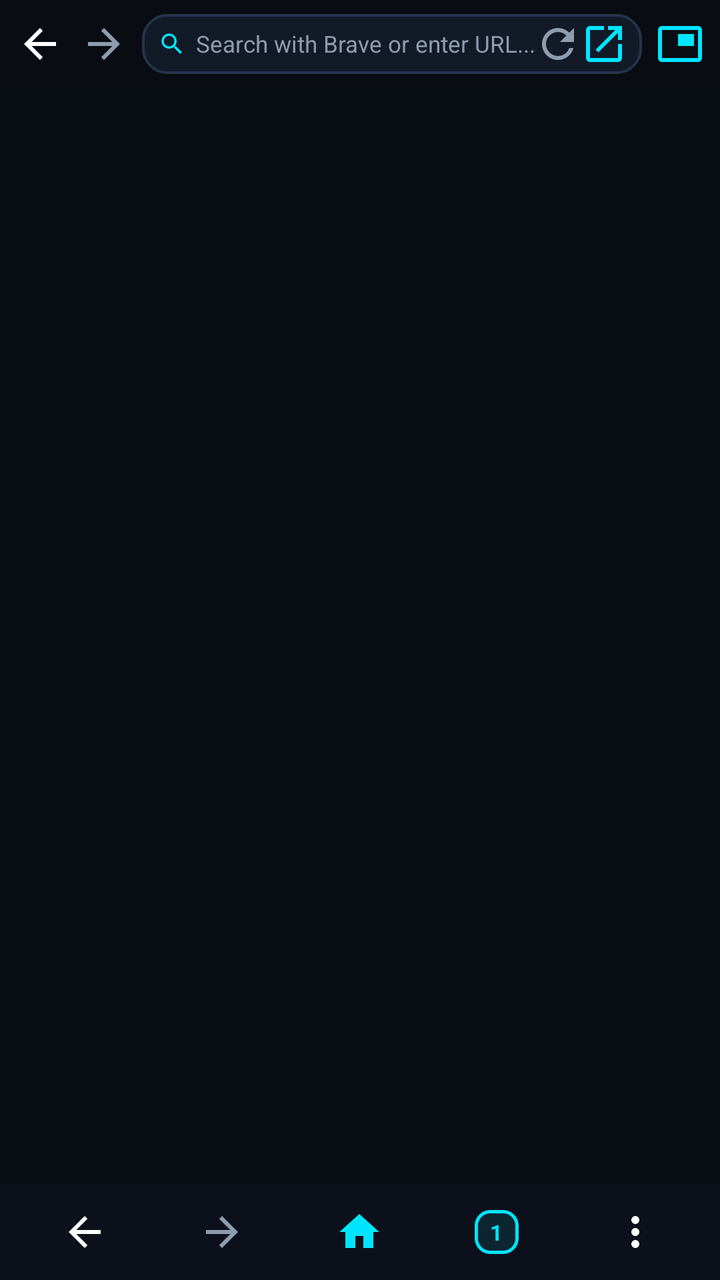
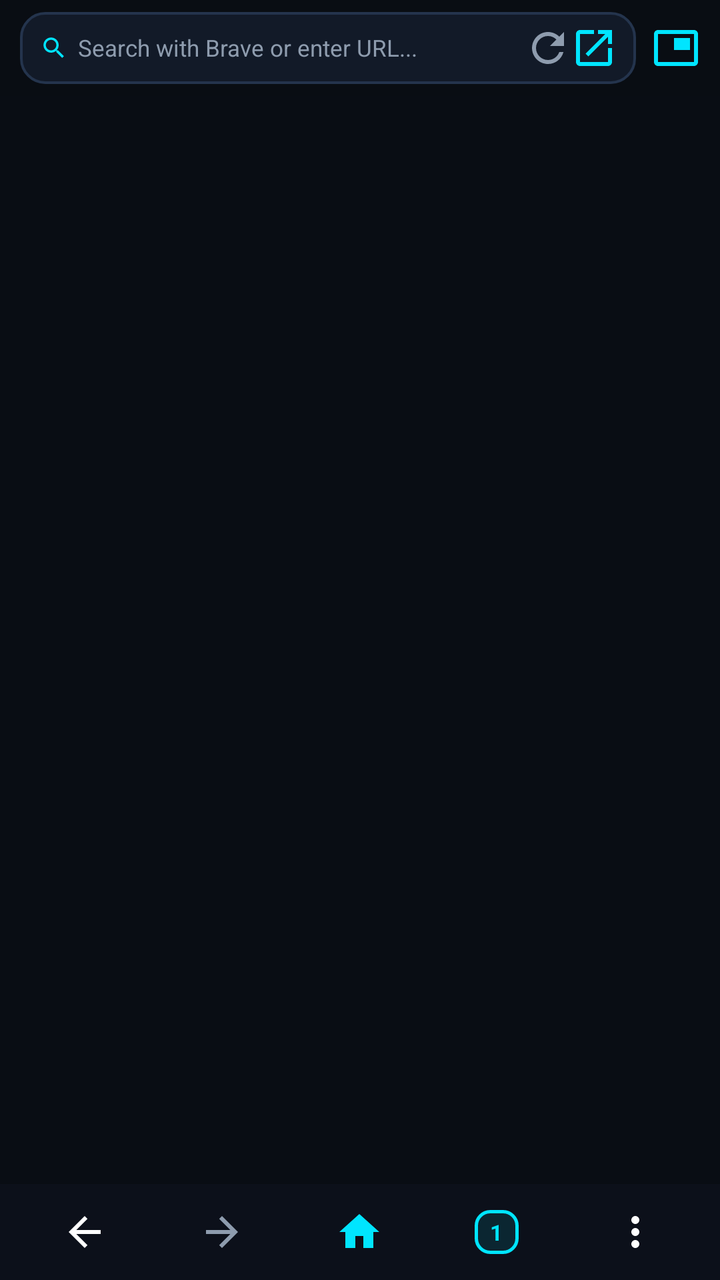

Two renders of the same Android screen: before a commit and after it. Below are the layout's source before the change and the commit's diff.
<!-- AndroidManifest.xml: application theme Theme.AdShield -->
<!-- res/layout/activity_media_hub.xml -->
<?xml version="1.0" encoding="utf-8"?>
<RelativeLayout xmlns:android="http://schemas.android.com/apk/res/android"
    xmlns:app="http://schemas.android.com/apk/res-auto"
    android:layout_width="match_parent"
    android:layout_height="match_parent"
    android:background="@color/background_dark">

    <LinearLayout
        android:id="@+id/mainContentLayout"
        android:layout_width="match_parent"
        android:layout_height="match_parent"
        android:orientation="vertical">

        
        <LinearLayout
            android:id="@+id/topBar"
            android:layout_width="match_parent"
            android:layout_height="44dp"
            android:background="#F0090D14"
            android:gravity="center_vertical"
            android:orientation="horizontal"
            android:paddingHorizontal="4dp">

            <ImageButton
                android:id="@+id/btnBack"
                android:layout_width="32dp"
                android:layout_height="32dp"
                android:background="?attr/selectableItemBackgroundBorderless"
                android:src="@drawable/ic_arrow_back"
                app:tint="@color/text_primary"
                android:contentDescription="Back" />

            <ImageButton
                android:id="@+id/btnForward"
                android:layout_width="32dp"
                android:layout_height="32dp"
                android:background="?attr/selectableItemBackgroundBorderless"
                android:src="@drawable/ic_arrow_forward"
                app:tint="@color/text_secondary"
                android:contentDescription="Forward" />

            
            <LinearLayout
                android:layout_width="0dp"
                android:layout_height="30dp"
                android:layout_weight="1"
                android:layout_marginHorizontal="3dp"
                android:background="@drawable/bg_search_chip"
                android:gravity="center_vertical"
                android:orientation="horizontal"
                android:paddingHorizontal="8dp">

                
                <ImageView
                    android:id="@+id/imgEngineIcon"
                    android:layout_width="14dp"
                    android:layout_height="14dp"
                    android:src="@drawable/ic_search"
                    app:tint="@color/fokk_cyan"
                    android:contentDescription="Search Engine" />

                <EditText
                    android:id="@+id/urlInput"
                    android:layout_width="0dp"
                    android:layout_height="match_parent"
                    android:layout_weight="1"
                    android:layout_marginStart="5dp"
                    android:background="@null"
                    android:hint="Search with Brave or enter URL..."
                    android:imeOptions="actionGo"
                    android:inputType="textUri"
                    android:maxLines="1"
                    android:textColor="@color/text_primary"
                    android:textColorHint="@color/text_secondary"
                    android:textSize="11.5sp" />

                
                <ImageButton
                    android:id="@+id/btnClearUrl"
                    android:layout_width="18dp"
                    android:layout_height="18dp"
                    android:layout_marginEnd="2dp"
                    android:background="?attr/selectableItemBackgroundBorderless"
                    android:src="@drawable/ic_close"
                    app:tint="@color/text_secondary"
                    android:visibility="gone"
                    android:contentDescription="Clear" />

                
                <LinearLayout
                    android:id="@+id/badgeBlocked"
                    android:layout_width="wrap_content"
                    android:layout_height="18dp"
                    android:layout_marginEnd="4dp"
                    android:background="@drawable/bg_stat_chip"
                    android:gravity="center"
                    android:paddingHorizontal="5dp"
                    android:visibility="gone">

                    <ImageView
                        android:layout_width="9dp"
                        android:layout_height="9dp"
                        android:src="@drawable/ic_shield_check"
                        app:tint="@color/fokk_cyan" />

                    <TextView
                        android:id="@+id/textPageBlockedCount"
                        android:layout_width="wrap_content"
                        android:layout_height="wrap_content"
                        android:layout_marginStart="3dp"
                        android:text="0"
                        android:textColor="@color/fokk_cyan"
                        android:textSize="9.5sp"
                        android:textStyle="bold" />
                </LinearLayout>

                <ImageButton
                    android:id="@+id/btnRefresh"
                    android:layout_width="20dp"
                    android:layout_height="20dp"
                    android:layout_marginEnd="2dp"
                    android:background="?attr/selectableItemBackgroundBorderless"
                    android:src="@drawable/ic_refresh"
                    app:tint="@color/text_secondary"
                    android:contentDescription="Refresh" />

                <ImageButton
                    android:id="@+id/btnGo"
                    android:layout_width="22dp"
                    android:layout_height="22dp"
                    android:background="?attr/selectableItemBackgroundBorderless"
                    android:src="@drawable/ic_launch"
                    app:tint="@color/fokk_cyan"
                    android:contentDescription="Navigate" />
            </LinearLayout>

            <ImageButton
                android:id="@+id/btnPip"
                android:layout_width="32dp"
                android:layout_height="32dp"
                android:background="?attr/selectableItemBackgroundBorderless"
                android:src="@drawable/ic_pip"
                app:tint="@color/fokk_cyan"
                android:contentDescription="Picture-in-Picture" />
        </LinearLayout>

        <ProgressBar
            android:id="@+id/progressBar"
            style="?android:attr/progressBarStyleHorizontal"
            android:layout_width="match_parent"
            android:layout_height="2dp"
            android:max="100"
            android:progressTint="@color/fokk_cyan"
            android:visibility="gone" />

        
        <FrameLayout
            android:id="@+id/tabContainer"
            android:layout_width="match_parent"
            android:layout_height="0dp"
            android:layout_weight="1" />

        
        <LinearLayout
            android:id="@+id/bottomNav"
            android:layout_width="match_parent"
            android:layout_height="48dp"
            android:background="#0C101A"
            android:elevation="6dp"
            android:gravity="center_vertical"
            android:orientation="horizontal"
            android:paddingHorizontal="8dp">

            <ImageButton
                android:id="@+id/btnNavBack"
                android:layout_width="0dp"
                android:layout_height="match_parent"
                android:layout_weight="1"
                android:background="?attr/selectableItemBackgroundBorderless"
                android:src="@drawable/ic_arrow_back"
                app:tint="@color/text_primary"
                android:contentDescription="Back" />

            <ImageButton
                android:id="@+id/btnNavForward"
                android:layout_width="0dp"
                android:layout_height="match_parent"
                android:layout_weight="1"
                android:background="?attr/selectableItemBackgroundBorderless"
                android:src="@drawable/ic_arrow_forward"
                app:tint="@color/text_secondary"
                android:contentDescription="Forward" />

            <ImageButton
                android:id="@+id/btnNavHome"
                android:layout_width="0dp"
                android:layout_height="match_parent"
                android:layout_weight="1"
                android:background="?attr/selectableItemBackgroundBorderless"
                android:src="@drawable/ic_home"
                app:tint="@color/fokk_cyan"
                android:contentDescription="Home" />

            
            <FrameLayout
                android:id="@+id/btnNavTabs"
                android:layout_width="0dp"
                android:layout_height="match_parent"
                android:layout_weight="1"
                android:background="?attr/selectableItemBackgroundBorderless"
                android:clickable="true"
                android:focusable="true">

                <FrameLayout
                    android:layout_width="22dp"
                    android:layout_height="22dp"
                    android:layout_gravity="center"
                    android:background="@drawable/bg_tab_counter">

                    <TextView
                        android:id="@+id/textTabCount"
                        android:layout_width="wrap_content"
                        android:layout_height="wrap_content"
                        android:layout_gravity="center"
                        android:text="1"
                        android:textColor="@color/fokk_cyan"
                        android:textSize="11sp"
                        android:textStyle="bold" />
                </FrameLayout>
            </FrameLayout>

            
            <ImageButton
                android:id="@+id/btnNavMenu"
                android:layout_width="0dp"
                android:layout_height="match_parent"
                android:layout_weight="1"
                android:background="?attr/selectableItemBackgroundBorderless"
                android:src="@drawable/ic_more_vert"
                app:tint="@color/text_primary"
                android:contentDescription="Browser Menu" />
        </LinearLayout>
    </LinearLayout>

    
    <com.google.android.material.card.MaterialCardView
        android:id="@+id/cardSuggestions"
        android:layout_width="match_parent"
        android:layout_height="wrap_content"
        android:layout_marginHorizontal="10dp"
        android:layout_marginTop="46dp"
        android:visibility="gone"
        app:cardBackgroundColor="#131B2B"
        app:cardCornerRadius="14dp"
        app:cardElevation="12dp"
        app:strokeColor="#24344D"
        app:strokeWidth="1dp">

        <LinearLayout
            android:id="@+id/layoutSuggestionsList"
            android:layout_width="match_parent"
            android:layout_height="wrap_content"
            android:orientation="vertical"
            android:padding="6dp" />
    </com.google.android.material.card.MaterialCardView>

    
    <FrameLayout
        android:id="@+id/fullscreenContainer"
        android:layout_width="match_parent"
        android:layout_height="match_parent"
        android:background="#000000"
        android:visibility="gone" />

</RelativeLayout>
<!-- resources referenced by this layout -->
<resources>
  <color name="background_dark">#090D14</color>
  <color name="fokk_cyan">#00E5FF</color>
  <color name="text_primary">#FFFFFF</color>
  <color name="text_secondary">#8E9CAE</color>
  <!-- drawable bg_search_chip (drawable) -->
  <?xml version="1.0" encoding="utf-8"?>
  <shape xmlns:android="http://schemas.android.com/apk/res/android"
      android:shape="rectangle">
      <corners android:radius="12dp" />
      <solid android:color="#121A28" />
      <stroke
          android:width="1.2dp"
          android:color="#24344D" />
  </shape>
  <!-- drawable bg_stat_chip (drawable) -->
  <?xml version="1.0" encoding="utf-8"?>
  <shape xmlns:android="http://schemas.android.com/apk/res/android"
      android:shape="rectangle">
      <corners android:radius="14dp" />
      <solid android:color="#0D131F" />
      <stroke
          android:width="1dp"
          android:color="#1A263B" />
  </shape>
  <!-- drawable bg_tab_counter (drawable) -->
  <shape xmlns:android="http://schemas.android.com/apk/res/android"
      android:shape="rectangle">
      <corners android:radius="7dp" />
      <stroke
          android:width="1.8dp"
          android:color="@color/fokk_cyan" />
      <solid android:color="#1A00E5FF" />
  </shape>
  <!-- drawable ic_arrow_back (drawable) -->
  <vector xmlns:android="http://schemas.android.com/apk/res/android"
      android:width="24dp"
      android:height="24dp"
      android:viewportWidth="24"
      android:viewportHeight="24">
    <path
        android:fillColor="#FFFFFF"
        android:pathData="M20,11H7.83l5.59,-5.59L12,4l-8,8 8,8 1.41,-1.41L7.83,13H20v-2z"/>
  </vector>
  <!-- drawable ic_arrow_forward (drawable) -->
  <vector xmlns:android="http://schemas.android.com/apk/res/android"
      android:width="24dp"
      android:height="24dp"
      android:viewportWidth="24"
      android:viewportHeight="24">
    <path
        android:fillColor="#FFFFFF"
        android:pathData="M12,4l-1.41,1.41L16.17,11H4v2h12.17l-5.58,5.59L12,20l8,-8z"/>
  </vector>
  <!-- drawable ic_close (drawable) -->
  <vector xmlns:android="http://schemas.android.com/apk/res/android"
      android:width="24dp"
      android:height="24dp"
      android:viewportWidth="24"
      android:viewportHeight="24">
      <path
          android:fillColor="#8E9CAE"
          android:pathData="M19,6.41L17.59,5 12,10.59 6.41,5 5,6.41 10.59,12 5,17.59 6.41,19 12,13.41 17.59,19 19,17.59 13.41,12z"/>
  </vector>
  <!-- drawable ic_home (drawable) -->
  <vector xmlns:android="http://schemas.android.com/apk/res/android"
      android:width="24dp"
      android:height="24dp"
      android:viewportWidth="24"
      android:viewportHeight="24">
      <path
          android:fillColor="#FFFFFF"
          android:pathData="M10,20v-6h4v6h5v-8h3L12,3 2,12h3v8z"/>
  </vector>
  <!-- drawable ic_pip (drawable) -->
  <vector xmlns:android="http://schemas.android.com/apk/res/android"
      android:width="24dp"
      android:height="24dp"
      android:viewportWidth="24"
      android:viewportHeight="24">
    <path
        android:fillColor="#FFFFFF"
        android:pathData="M19,7h-8v6h8V7zM21,3H3c-1.1,0 -2,0.9 -2,2v14c0,1.1 0.9,2 2,2h18c1.1,0 2,-0.9 2,-2V5c0,-1.1 -0.9,-2 -2,-2zM21,19.01H3V4.99h18v14.02z"/>
  </vector>
  <!-- drawable ic_shield_check (drawable) -->
  <vector xmlns:android="http://schemas.android.com/apk/res/android"
      android:width="24dp"
      android:height="24dp"
      android:viewportWidth="24"
      android:viewportHeight="24">
    <path
        android:fillColor="#00E676"
        android:pathData="M12,1L3,5v6c0,5.55 3.84,10.74 9,12c5.16,-1.26 9,-6.45 9,-12V5L12,1zM10,17l-4,-4l1.41,-1.41L10,14.17l6.59,-6.59L18,9L10,17z"/>
  </vector>
  <color name="secondary">#00E5FF</color>
  <color name="accent_green">#00E676</color>
  <!-- unchanged entries left out for length: 5 -->
</resources>

<!-- the commit's change to res/layout/activity_media_hub.xml (unified diff, before → after) -->
@@ -15,40 +15,22 @@
         <LinearLayout
             android:id="@+id/topBar"
             android:layout_width="match_parent"
-            android:layout_height="44dp"
+            android:layout_height="48dp"
             android:background="#F0090D14"
             android:gravity="center_vertical"
             android:orientation="horizontal"
-            android:paddingHorizontal="4dp">
-
-            <ImageButton
-                android:id="@+id/btnBack"
-                android:layout_width="32dp"
-                android:layout_height="32dp"
-                android:background="?attr/selectableItemBackgroundBorderless"
-                android:src="@drawable/ic_arrow_back"
-                app:tint="@color/text_primary"
-                android:contentDescription="Back" />
-
-            <ImageButton
-                android:id="@+id/btnForward"
-                android:layout_width="32dp"
-                android:layout_height="32dp"
-                android:background="?attr/selectableItemBackgroundBorderless"
-                android:src="@drawable/ic_arrow_forward"
-                app:tint="@color/text_secondary"
-                android:contentDescription="Forward" />
+            android:paddingHorizontal="6dp">
 
             
             <LinearLayout
                 android:layout_width="0dp"
-                android:layout_height="30dp"
-                android:layout_weight="1"
-                android:layout_marginHorizontal="3dp"
+                android:layout_height="36dp"
+                android:layout_weight="1"
+                android:layout_marginHorizontal="4dp"
                 android:background="@drawable/bg_search_chip"
                 android:gravity="center_vertical"
                 android:orientation="horizontal"
-                android:paddingHorizontal="8dp">
+                android:paddingHorizontal="10dp">
 
                 
                 <ImageView
